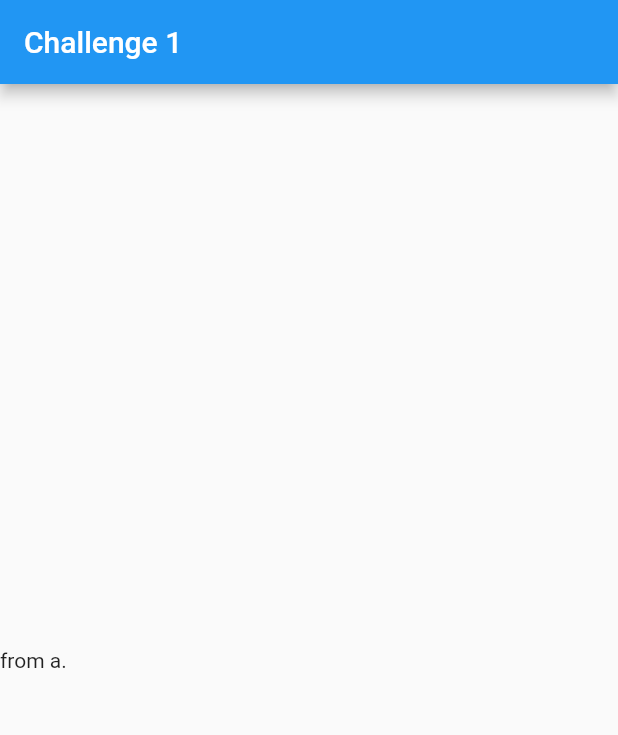
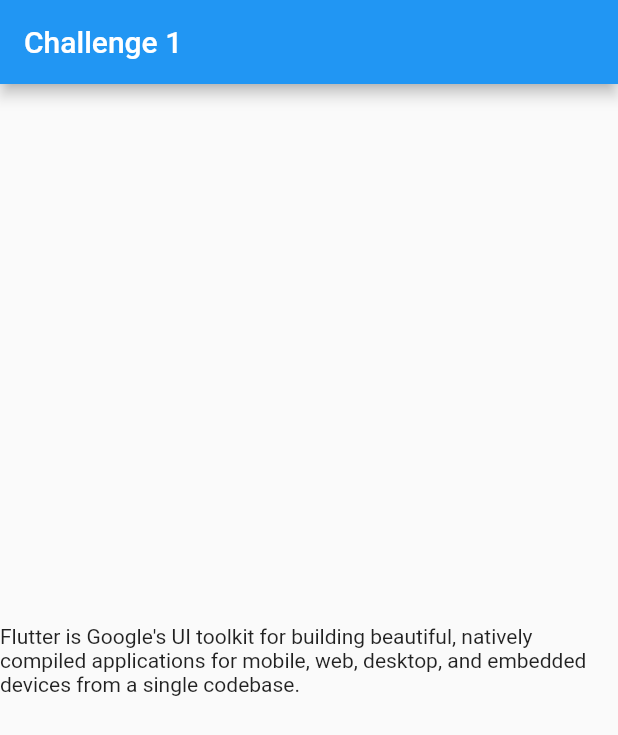
Before and after one commit to adventures-in/devtools_adventure, a Flutter app: the screen it shows after launch, on a phone screen of 412 x 824 dp. Shown: the top 735 px of the screen. Run offline on Flutter 3.47's test engine with Material 2 defaults, Android fonts, the phone set to English and light mode, and no system bars.

```diff
--- a/challenges/1/lib/main.dart
+++ b/challenges/1/lib/main.dart
@@ -1,7 +1,8 @@
 import 'package:flutter/material.dart';
 
 // Flutter is Google's UI toolkit for building beautiful, natively compiled applications for mobile
-const flutterBlurb = "from a.";
+const flutterBlurb =
+    "Flutter is Google's UI toolkit for building beautiful, natively compiled applications for mobile, web, desktop, and embedded devices from a single codebase.";
 const challengeTitle = 'Challenge 1';
 void main() {
   runApp(const MyApp());
@@ -18,7 +19,7 @@ class MyApp extends StatelessWidget {
         appBar: AppBar(title: const Text(challengeTitle)),
         body: Center(
           child: Row(
-            children: const [Text(flutterBlurb)],
+            children: const [Expanded(child: Text(flutterBlurb))],
           ),
         ),
       ),
```
